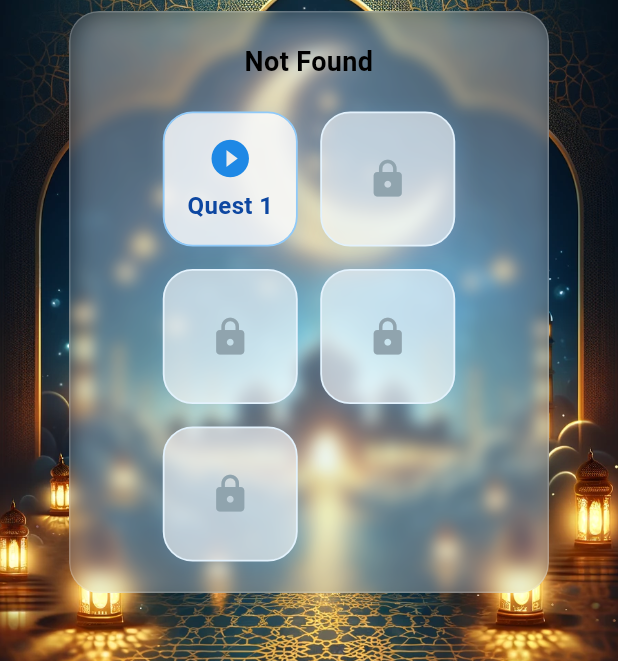
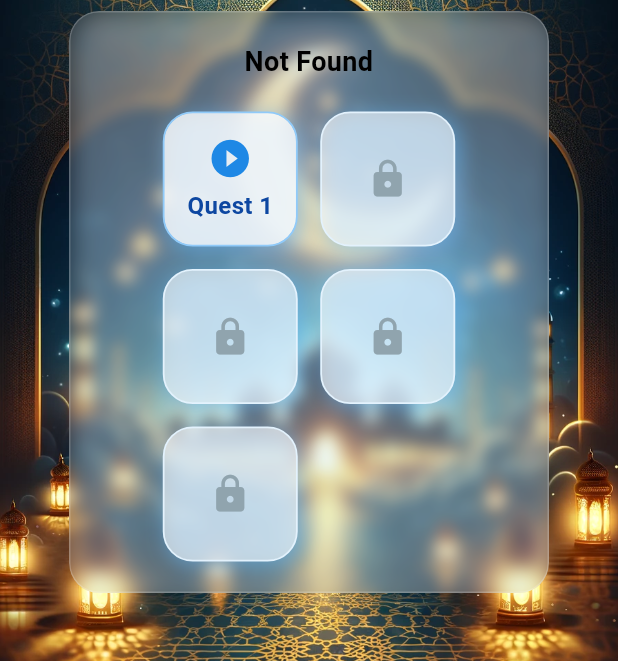
Before and after one commit to Naimy441/siyaam, a Flutter app: the LevelsScreen screen opened directly with empty values, on a phone screen of 412 x 824 dp. Shown: the part 316-977 px from the top of the screen. Run offline on Flutter 3.47's test engine with Material 3 defaults, Android fonts, the phone set to English and light mode, and no system bars; our stand-ins replace audioplayers, confetti, flutter_dotenv, flutter_local_notifications, google_fonts, shared_preferences and 1 more; missing offline and left inert: scratcher; accounts and stored records are empty.

```diff
--- a/lib/levels.dart
+++ b/lib/levels.dart
@@ -213,8 +213,8 @@ Widget _buildDialogButton({
             ),
           ),
 
-          // Confetti rain from top if chapterNumber > 1
-            if (widget.chapterNumber > 1)
+          // Confetti rain from top if chapterNumber >= 1
+            if (widget.chapterNumber >= 1)
               Positioned.fill(
                 child: Align(
                   alignment: Alignment.center,
@@ -290,7 +290,7 @@ Widget _buildDialogButton({
                                   ),
                                   boxShadow: [
                                     BoxShadow(
-                                      color: Colors.blue.shade300.withOpacity(0.2),
+                                      color: (level >= _unlockedLevel) ? Colors.blue.shade300.withOpacity(0.5) : const Color.fromARGB(255, 8, 178, 25).withOpacity(0.3),
                                       blurRadius: 10,
                                       spreadRadius: 1,
                                       offset: const Offset(3, 3),
@@ -302,15 +302,29 @@ Widget _buildDialogButton({
                                       ? Column(
                                           mainAxisAlignment: MainAxisAlignment.center,
                                           children: [
-                                            Icon(Icons.play_circle_fill,
+                                            if (level == _unlockedLevel)
+                                             Icon(Icons.play_circle_fill,
                                                 color: Colors.blue.shade600, size: 30),
+                                            if (level < _unlockedLevel)
+                                             Icon(Icons.play_circle_fill,
+                                                color: const Color.fromARGB(255, 8, 178, 25), size: 30),
                                             const SizedBox(height: 5),
+                                            if (level == _unlockedLevel)
                                             Text(
                                               "Quest $level",
                                               style: TextStyle(
                                                 fontSize: 16,
                                                 fontWeight: FontWeight.bold,
                                                 color: Colors.blue.shade900,
+                                              ),
+                                            ),
+                                            if (level < _unlockedLevel)
+                                            Text(
+                                              "Quest $level",
+                                              style: TextStyle(
+                                                fontSize: 16,
+                                                fontWeight: FontWeight.bold,
+                                                color: const Color.fromARGB(255, 8, 178, 25),
                                               ),
                                             ),
                                           ],
--- a/lib/main.dart
+++ b/lib/main.dart
@@ -5,6 +5,10 @@ import 'package:siyaam/reminder.dart';
 import 'chapter.dart';
 // import 'package:audioplayers/audioplayers.dart';
 import 'package:google_fonts/google_fonts.dart';
+
+// Chapter screens should show after the quest
+// Confetti on first chapter
+// Quests become green on completion
 
 void main() async {
   WidgetsFlutterBinding.ensureInitialized();
--- a/lib/reminder.dart
+++ b/lib/reminder.dart
@@ -109,7 +109,7 @@ class ReminderScreenState extends State<ReminderScreen> with SingleTickerProvide
         ),
         iOS: DarwinNotificationDetails(),
       ),
-      androidScheduleMode: AndroidScheduleMode.exactAllowWhileIdle,
+      androidScheduleMode: AndroidScheduleMode.inexactAllowWhileIdle,
       matchDateTimeComponents: DateTimeComponents.time,
       uiLocalNotificationDateInterpretation:
           UILocalNotificationDateInterpretation.absoluteTime,
```
Also changed, not shown: lib/constants.dart (+20 -22 lines).
